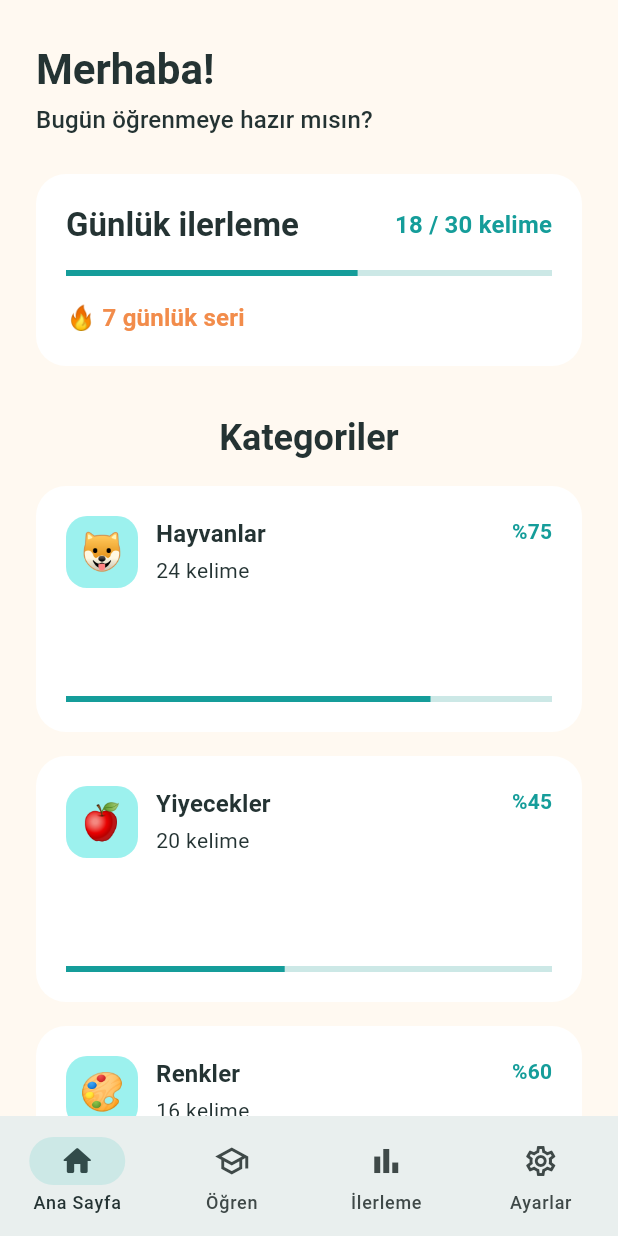
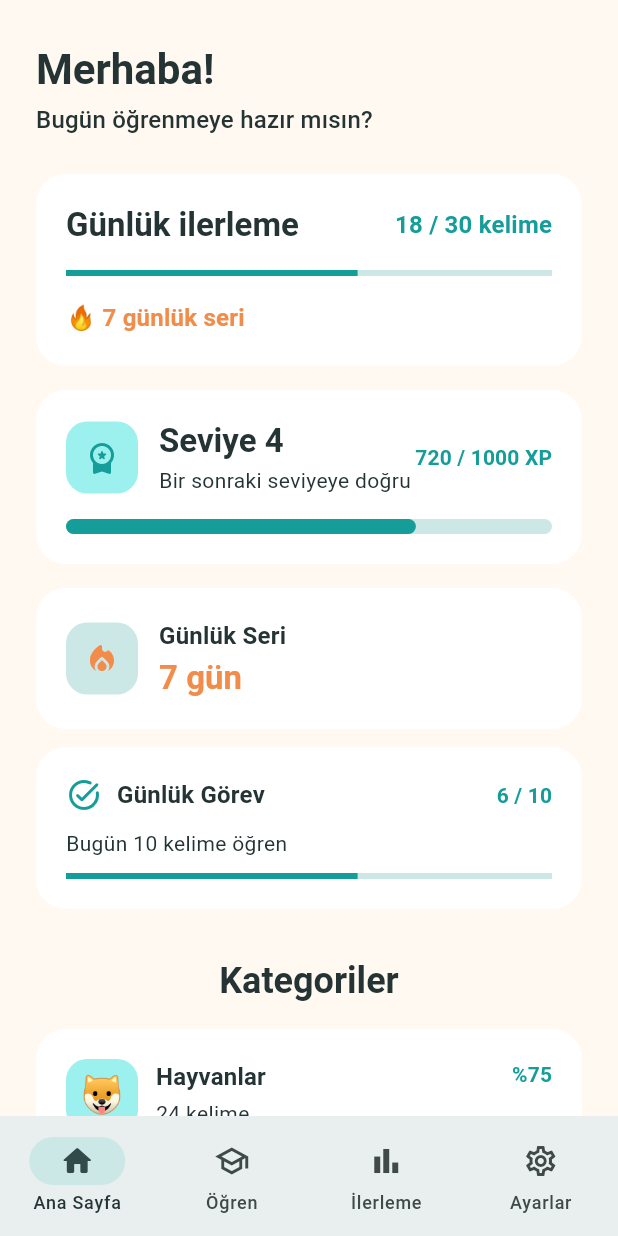
Before and after one commit to veles1010/kelimo, a Flutter app: the screen it shows after launch, on a phone screen of 412 x 824 dp. Run offline on Flutter 3.47's test engine with Material 3 defaults, Android fonts, the phone set to English and light mode, and no system bars.

Commit message:
Add gamification overview to home screen

```diff
--- a/lib/screens/home_screen.dart
+++ b/lib/screens/home_screen.dart
@@ -169,7 +169,203 @@ class _HeaderAndProgress extends StatelessWidget {
         Text('Bugün öğrenmeye hazır mısın?', style: textTheme.titleMedium),
         const SizedBox(height: 24),
         const _DailyProgressCard(),
+        const SizedBox(height: 16),
+        const _LevelCard(),
+        const SizedBox(height: 16),
+        const _DailyOverviewCards(),
       ],
+    );
+  }
+}
+
+class _LevelCard extends StatelessWidget {
+  const _LevelCard();
+
+  @override
+  Widget build(BuildContext context) {
+    final colorScheme = Theme.of(context).colorScheme;
+    final textTheme = Theme.of(context).textTheme;
+
+    return Card(
+      child: Padding(
+        padding: AppDimensions.cardPadding,
+        child: Column(
+          crossAxisAlignment: CrossAxisAlignment.start,
+          children: [
+            Row(
+              children: [
+                Container(
+                  width: 48,
+                  height: 48,
+                  alignment: Alignment.center,
+                  decoration: BoxDecoration(
+                    color: colorScheme.primaryContainer,
+                    borderRadius: BorderRadius.circular(14),
+                  ),
+                  child: Icon(
+                    Icons.workspace_premium_rounded,
+                    color: colorScheme.primary,
+                  ),
+                ),
+                const SizedBox(width: 14),
+                Expanded(
+                  child: Column(
+                    crossAxisAlignment: CrossAxisAlignment.start,
+                    children: [
+                      Text(
+                        'Seviye 4',
+                        style: textTheme.titleLarge?.copyWith(
+                          fontWeight: FontWeight.bold,
+                        ),
+                      ),
+                      const SizedBox(height: 2),
+                      const Text('Bir sonraki seviyeye doğru'),
+                    ],
+                  ),
+                ),
+                Text(
+                  '720 / 1000 XP',
+                  style: textTheme.labelLarge?.copyWith(
+                    color: colorScheme.primary,
+                    fontWeight: FontWeight.bold,
+                  ),
+                ),
+              ],
+            ),
+            const SizedBox(height: 16),
+            LinearProgressIndicator(
+              value: 0.72,
+              minHeight: 10,
+              borderRadius: BorderRadius.circular(5),
+            ),
+          ],
+        ),
+      ),
+    );
+  }
+}
+
+class _DailyOverviewCards extends StatelessWidget {
+  const _DailyOverviewCards();
+
+  @override
+  Widget build(BuildContext context) {
+    return LayoutBuilder(
+      builder: (context, constraints) {
+        final isWide = constraints.maxWidth >= 600;
+        final cardWidth = isWide
+            ? (constraints.maxWidth - 12) / 2
+            : constraints.maxWidth;
+
+        return Wrap(
+          spacing: 12,
+          runSpacing: 12,
+          children: [
+            SizedBox(width: cardWidth, child: const _DailyStreakCard()),
+            SizedBox(width: cardWidth, child: const _DailyTaskCard()),
+          ],
+        );
+      },
+    );
+  }
+}
+
+class _DailyStreakCard extends StatelessWidget {
+  const _DailyStreakCard();
+
+  @override
+  Widget build(BuildContext context) {
+    final colorScheme = Theme.of(context).colorScheme;
+    final textTheme = Theme.of(context).textTheme;
+
+    return Card(
+      child: Padding(
+        padding: AppDimensions.cardPadding,
+        child: Row(
+          children: [
+            Container(
+              width: 48,
+              height: 48,
+              decoration: BoxDecoration(
+                color: colorScheme.secondaryContainer,
+                borderRadius: BorderRadius.circular(14),
+              ),
+              child: Icon(
+                Icons.local_fire_department_rounded,
+                color: colorScheme.secondary,
+              ),
+            ),
+            const SizedBox(width: 14),
+            Expanded(
+              child: Column(
+                crossAxisAlignment: CrossAxisAlignment.start,
+                children: [
+                  Text(
+                    'Günlük Seri',
+                    style: textTheme.titleMedium?.copyWith(
+                      fontWeight: FontWeight.bold,
+                    ),
+                  ),
+                  const SizedBox(height: 2),
+                  Text(
+                    '7 gün',
+                    style: textTheme.titleLarge?.copyWith(
+                      color: colorScheme.secondary,
+                      fontWeight: FontWeight.bold,
+                    ),
+                  ),
+                ],
+              ),
+            ),
+          ],
+        ),
+      ),
+    );
+  }
+}
+
+class _DailyTaskCard extends StatelessWidget {
+  const _DailyTaskCard();
+
+  @override
+  Widget build(BuildContext context) {
+    final colorScheme = Theme.of(context).colorScheme;
+    final textTheme = Theme.of(context).textTheme;
+
+    return Card(
+      child: Padding(
+        padding: AppDimensions.cardPadding,
+        child: Column(
+          crossAxisAlignment: CrossAxisAlignment.start,
+          children: [
+            Row(
+              children: [
+                Icon(Icons.task_alt_rounded, color: colorScheme.primary),
+                const SizedBox(width: 10),
+                Expanded(
+                  child: Text(
+                    'Günlük Görev',
+                    style: textTheme.titleMedium?.copyWith(
+                      fontWeight: FontWeight.bold,
+                    ),
+                  ),
+                ),
+                Text(
+                  '6 / 10',
+                  style: textTheme.labelLarge?.copyWith(
+                    color: colorScheme.primary,
+                    fontWeight: FontWeight.bold,
+                  ),
+                ),
+              ],
+            ),
+            const SizedBox(height: 10),
+            const Text('Bugün 10 kelime öğren'),
+            const SizedBox(height: 10),
+            const LinearProgressIndicator(value: 0.60),
+          ],
+        ),
+      ),
     );
   }
 }
```
Also changed, not shown: 1 other file.
